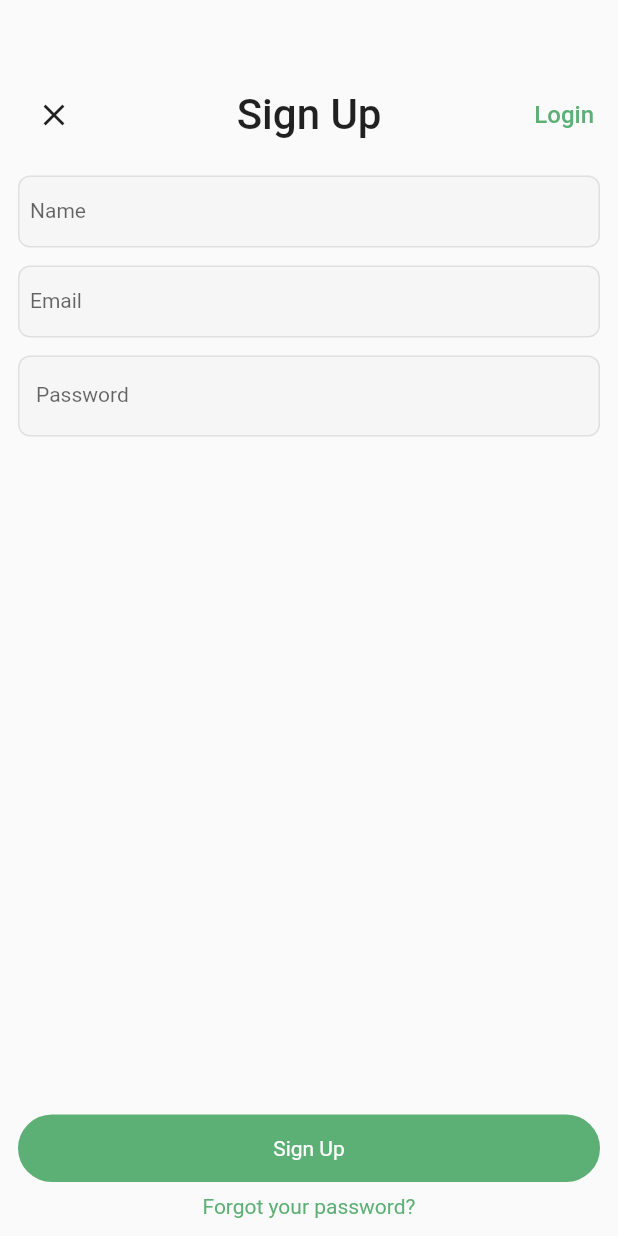
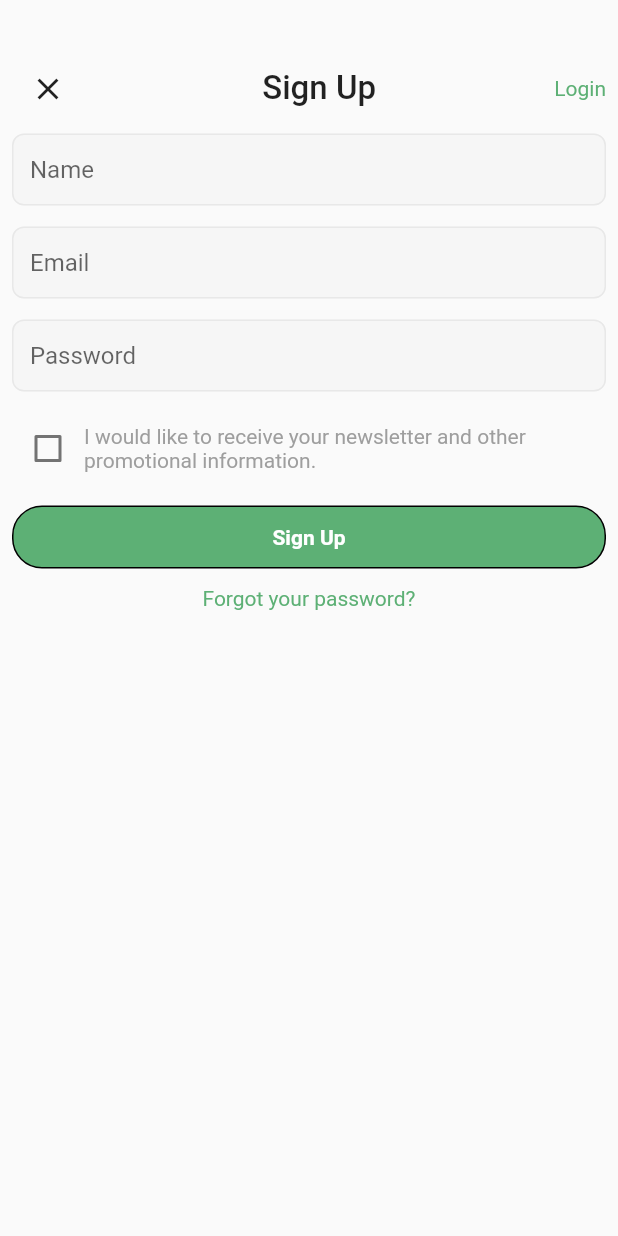
Before and after one commit to mrashidcit/Flutter-Login-and-SignUp-UI-, a Flutter app: the SignUpScreen screen opened directly, on a phone screen of 412 x 824 dp. Run offline on Flutter 3.47's test engine with Material 2 defaults, Android fonts, the light colour scheme and no system bars.

Commit message:
Basic UI of Login & SignUp is completed

```diff
--- a/lib/main.dart
+++ b/lib/main.dart
@@ -1,5 +1,5 @@
 import 'package:flutter/material.dart';
-import 'package:sign_and_login_screen/log_in.dart';
+import 'package:sign_and_login_screen/login_screen.dart';
 
 void main() {
   runApp(const MyApp());
@@ -13,7 +13,6 @@ class MyApp extends StatelessWidget {
   Widget build(BuildContext context) {
     return MaterialApp(
       title: 'Flutter Demo',
-      debugShowCheckedModeBanner: false,
       theme: ThemeData(
         // This is the theme of your application.
         //
@@ -26,7 +25,7 @@ class MyApp extends StatelessWidget {
         // is not restarted.
         primarySwatch: Colors.blue,
       ),
-      home: LoginScreen(),
+      home: const LoginScreen(),
     );
   }
 }
--- a/lib/my_theme.dart
+++ /dev/null
@@ -1,7 +0,0 @@
-import 'package:flutter/cupertino.dart';
-
-class Mytheme {
-  static Color primaryColor = Color.fromARGB(255, 93, 176, 117);
-
-  static Color textFieldBackgroundColor = Color.fromRGBO(246, 246, 246, 1);
-}
--- a/lib/sign_up.dart
+++ /dev/null
@@ -1,159 +0,0 @@
-import 'package:flutter/cupertino.dart';
-import 'package:flutter/material.dart';
-import 'package:flutter/src/foundation/key.dart';
-import 'package:flutter/src/widgets/framework.dart';
-import 'package:sign_and_login_screen/log_in.dart';
-import 'package:sign_and_login_screen/my_theme.dart';
-
-class SignUpScreen extends StatefulWidget {
-  const SignUpScreen({Key? key}) : super(key: key);
-
-  @override
-  State<SignUpScreen> createState() => _SignUpState();
-}
-
-class _SignUpState extends State<SignUpScreen> {
-  var _hidePasswordCharaters = true;
-  TextEditingController _nameController = TextEditingController();
-  TextEditingController _emailController = TextEditingController();
-  TextEditingController _passwordController = TextEditingController();
-
-  @override
-  Widget build(BuildContext context) {
-    return Scaffold(
-      body: Padding(
-        // width: double.infinity,
-        padding: EdgeInsets.symmetric(horizontal: 12),
-        child: Column(
-          children: [
-            SizedBox(
-              height: 40,
-            ),
-            Row(
-              crossAxisAlignment: CrossAxisAlignment.center,
-              children: [
-                IconButton(
-                    onPressed: () {
-                      Navigator.of(context).pop();
-                    },
-                    icon: Icon(Icons.close)),
-                Expanded(child: SizedBox()),
-                Container(
-                  padding: EdgeInsets.symmetric(vertical: 20),
-                  child: Text(
-                    'Sign Up',
-                    style: TextStyle(fontWeight: FontWeight.w500, fontSize: 28),
-                  ),
-                ),
-                Expanded(child: SizedBox()),
-                InkWell(
-                  onTap: () {
-                    // Navigator.of(context).pushAndRemoveUntil(MaterialPageRoute(builder: (_) => LoginScreen() , () => true);
-                    Navigator.of(context).pushAndRemoveUntil(
-                        MaterialPageRoute(builder: (_) => LoginScreen()),
-                        (route) => false);
-                  },
-                  child: Padding(
-                    padding: const EdgeInsets.all(4.0),
-                    child: Text(
-                      'Login',
-                      style: TextStyle(
-                          fontSize: 16,
-                          color: Mytheme.primaryColor,
-                          fontWeight: FontWeight.w500),
-                    ),
-                  ),
-                )
-              ],
-            ),
-            SizedBox(height: 4),
-            TextField(
-              decoration: InputDecoration(
-                contentPadding:
-                    EdgeInsets.symmetric(vertical: 0, horizontal: 8),
-                border: OutlineInputBorder(
-                    borderRadius: BorderRadius.all(Radius.circular(8)),
-                    borderSide: BorderSide(color: Colors.green)),
-                enabledBorder: OutlineInputBorder(
-                    borderRadius: BorderRadius.all(Radius.circular(8)),
-                    borderSide: BorderSide(color: Colors.grey.shade300)),
-                hintText: 'Name',
-                fillColor: Mytheme.textFieldBackgroundColor,
-                filled: true,
-              ),
-              style: TextStyle(fontSize: 14, height: 1.0),
-              controller: _nameController,
-            ),
-            SizedBox(height: 12),
-            TextField(
-              decoration: InputDecoration(
-                contentPadding:
-                    EdgeInsets.symmetric(vertical: 0, horizontal: 8),
-                border: OutlineInputBorder(
-                    borderRadius: BorderRadius.all(Radius.circular(8)),
-                    borderSide: BorderSide(color: Colors.green)),
-                enabledBorder: OutlineInputBorder(
-                    borderRadius: BorderRadius.all(Radius.circular(8)),
-                    borderSide: BorderSide(color: Colors.grey.shade300)),
-                hintText: 'Email',
-                fillColor: Mytheme.textFieldBackgroundColor,
-                filled: true,
-              ),
-              style: TextStyle(fontSize: 14, height: 1.0),
-              controller: _emailController,
-            ),
-            SizedBox(height: 12),
-            TextField(
-              decoration: InputDecoration(
-                border: OutlineInputBorder(
-                    borderRadius: BorderRadius.all(Radius.circular(8)),
-                    borderSide: BorderSide(color: Colors.green)),
-                enabledBorder: OutlineInputBorder(
-                    borderRadius: BorderRadius.all(Radius.circular(8)),
-                    borderSide: BorderSide(color: Colors.grey.shade300)),
-                fillColor: Mytheme.textFieldBackgroundColor,
-                filled: true,
-                hintText: 'Password',
-                suffix: InkWell(
-                  onTap: () {
-                    setState(() {
-                      _hidePasswordCharaters = !_hidePasswordCharaters;
-                    });
-                  },
-                  child: Text(
-                    _hidePasswordCharaters ? 'Show' : 'Hide',
-                    style: TextStyle(color: Mytheme.primaryColor),
-                  ),
-                ),
-              ),
-              style: TextStyle(fontSize: 14, height: 1.0),
-              obscuringCharacter: '*',
-              obscureText: _hidePasswordCharaters,
-              controller: _passwordController,
-            ),
-            Expanded(child: SizedBox()),
-            InkWell(
-              onTap: () {},
-              child: Container(
-                width: double.infinity,
-                height: 45,
-                alignment: Alignment.center,
-                decoration: BoxDecoration(
-                  borderRadius: BorderRadius.all(Radius.circular(25)),
-                  color: Mytheme.primaryColor,
-                ),
-                child: Text('Sign Up', style: TextStyle(color: Colors.white)),
-              ),
-            ),
-            SizedBox(height: 8),
-            Text(
-              'Forgot your password?',
-              style: TextStyle(color: Mytheme.primaryColor),
-            ),
-            SizedBox(height: 12),
-          ],
-        ),
-      ),
-    );
-  }
-}
--- /dev/null
+++ b/lib/signup_screen.dart
@@ -0,0 +1,206 @@
+import 'package:flutter/cupertino.dart';
+import 'package:flutter/material.dart';
+import 'package:flutter/src/foundation/key.dart';
+import 'package:flutter/src/widgets/framework.dart';
+import 'package:sign_and_login_screen/login_screen.dart';
+
+class SignUpScreen extends StatefulWidget {
+  const SignUpScreen({Key? key}) : super(key: key);
+
+  @override
+  State<SignUpScreen> createState() => _SignUpScreenState();
+}
+
+class _SignUpScreenState extends State<SignUpScreen> {
+  bool _hidePassword = true;
+  bool _newsLetterCheck = false;
+
+  @override
+  Widget build(BuildContext context) {
+    return Scaffold(
+      body: LayoutBuilder(
+        builder: (context, viewportConstraints) {
+          return Padding(
+            padding: const EdgeInsets.symmetric(horizontal: 8),
+            child: SingleChildScrollView(
+              child: ConstrainedBox(
+                constraints: BoxConstraints(
+                  minHeight: viewportConstraints.maxHeight,
+                ),
+                child: Column(
+                  mainAxisSize: MainAxisSize.min,
+                  // mainAxisAlignment: MainAxisAlignment.spaceAround,
+                  children: [
+                    SizedBox(height: 35),
+                    Row(
+                      // mainAxisAlignment: MainAxisAlignment.spaceAround,
+                      crossAxisAlignment: CrossAxisAlignment.center,
+                      children: [
+                        IconButton(
+                            onPressed: () {
+                              Navigator.of(context).pop();
+                            },
+                            icon: Icon(Icons.close)),
+                        Expanded(
+                          child: Text(
+                            'Sign Up',
+                            textAlign: TextAlign.center,
+                            style: TextStyle(
+                                fontSize: 22, fontWeight: FontWeight.w500),
+                          ),
+                        ),
+                        InkWell(
+                          onTap: () {
+                            Navigator.of(context).pushAndRemoveUntil(
+                                MaterialPageRoute(
+                                  builder: (context) => LoginScreen(),
+                                ),
+                                (route) => false);
+                          },
+                          child: Text(
+                            'Login',
+                            style: TextStyle(
+                              fontSize: 14,
+                              color: Color.fromRGBO(93, 176, 117, 1),
+                            ),
+                          ),
+                        )
+                      ],
+                    ),
+                    SizedBox(height: 6),
+                    TextField(
+                      decoration: InputDecoration(
+                          hintText: 'Name',
+                          border: OutlineInputBorder(),
+                          fillColor: Color.fromRGBO(246, 246, 246, 1),
+                          filled: true,
+                          enabledBorder: OutlineInputBorder(
+                            borderRadius: BorderRadius.all(Radius.circular(8)),
+                            borderSide: BorderSide(
+                                color: Color.fromRGBO(232, 232, 232, 1)),
+                          ),
+                          focusedBorder: OutlineInputBorder(
+                            borderRadius: BorderRadius.all(Radius.circular(8)),
+                            borderSide: BorderSide(
+                              color: Color.fromRGBO(93, 176, 117, 1),
+                              width: 2,
+                            ),
+                          ),
+                          contentPadding: EdgeInsets.symmetric(
+                              vertical: 0, horizontal: 12)),
+                    ),
+                    SizedBox(height: 14),
+                    TextField(
+                      decoration: InputDecoration(
+                          hintText: 'Email',
+                          border: OutlineInputBorder(),
+                          fillColor: Color.fromRGBO(246, 246, 246, 1),
+                          filled: true,
+                          enabledBorder: OutlineInputBorder(
+                            borderRadius: BorderRadius.all(Radius.circular(8)),
+                            borderSide: BorderSide(
+                                color: Color.fromRGBO(232, 232, 232, 1)),
+                          ),
+                          focusedBorder: OutlineInputBorder(
+                            borderRadius: BorderRadius.all(Radius.circular(8)),
+                            borderSide: BorderSide(
+                              color: Color.fromRGBO(93, 176, 117, 1),
+                              width: 2,
+                            ),
+                          ),
+                          contentPadding: EdgeInsets.symmetric(
+                              vertical: 0, horizontal: 12)),
+                    ),
+                    SizedBox(height: 14),
+                    TextField(
+                      decoration: InputDecoration(
+                          hintText: 'Password',
+                          border: OutlineInputBorder(),
+                          fillColor: Color.fromRGBO(246, 246, 246, 1),
+                          filled: true,
+                          enabledBorder: OutlineInputBorder(
+                            borderRadius: BorderRadius.all(Radius.circular(8)),
+                            borderSide: BorderSide(
+                                color: Color.fromRGBO(232, 232, 232, 1)),
+                          ),
+                          focusedBorder: OutlineInputBorder(
+                            borderRadius: BorderRadius.all(Radius.circular(8)),
+                            borderSide: BorderSide(
+                              color: Color.fromRGBO(93, 176, 117, 1),
+                              width: 2,
+                            ),
+                          ),
+                          suffix: InkWell(
+                            onTap: () {
+                              setState(() {
+                                _hidePassword =
+                                    !_hidePassword; // invert the value
+                              });
+                            },
+                            child: Text(
+                              _hidePassword ? 'Show' : 'Hide',
+                              style: TextStyle(
+                                  color: Color.fromRGBO(93, 176, 117, 1)),
+                            ),
+                          ),
+                          contentPadding: EdgeInsets.symmetric(
+                              vertical: 0, horizontal: 12)),
+                      obscureText: _hidePassword,
+                      obscuringCharacter: '*',
+                    ),
+                    SizedBox(height: 14),
+                    Row(
+                      children: [
+                        Checkbox(
+                            value: _newsLetterCheck,
+                            onChanged: (newValue) {
+                              setState(() {
+                                _newsLetterCheck = newValue!;
+                              });
+                            }),
+                        Flexible(
+                          child: Text(
+                            "I would like to receive your newsletter and other promotional information.",
+                            style: TextStyle(color: Colors.grey),
+                          ),
+                        )
+                      ],
+                    ),
+                    SizedBox(height: 14),
+                    Container(
+                      width: double.infinity,
+                      padding: EdgeInsets.symmetric(vertical: 12),
+                      decoration: BoxDecoration(
+                          color: Color.fromRGBO(93, 176, 117, 1),
+                          borderRadius: BorderRadius.all(Radius.circular(20)),
+                          border: Border.all(color: Colors.black)),
+                      alignment: Alignment.center,
+                      child: Text(
+                        'Sign Up',
+                        style: TextStyle(
+                          color: Colors.white,
+                          fontSize: 14,
+                          fontWeight: FontWeight.w600,
+                        ),
+                      ),
+                    ),
+                    // SizedBox(height: 8),
+                    Padding(
+                      padding: const EdgeInsets.symmetric(vertical: 12),
+                      child: Text(
+                        'Forgot your password?',
+                        style: TextStyle(
+                          color: Color.fromRGBO(93, 176, 117, 1),
+                        ),
+                      ),
+                    ),
+                  ],
+                ),
+              ),
+            ),
+          );
+        },
+      ),
+    );
+  }
+}
```
Also changed, not shown: lib/log_in.dart (deleted, +0 -134 lines), lib/login_screen.dart (added, +138 -0 lines).
